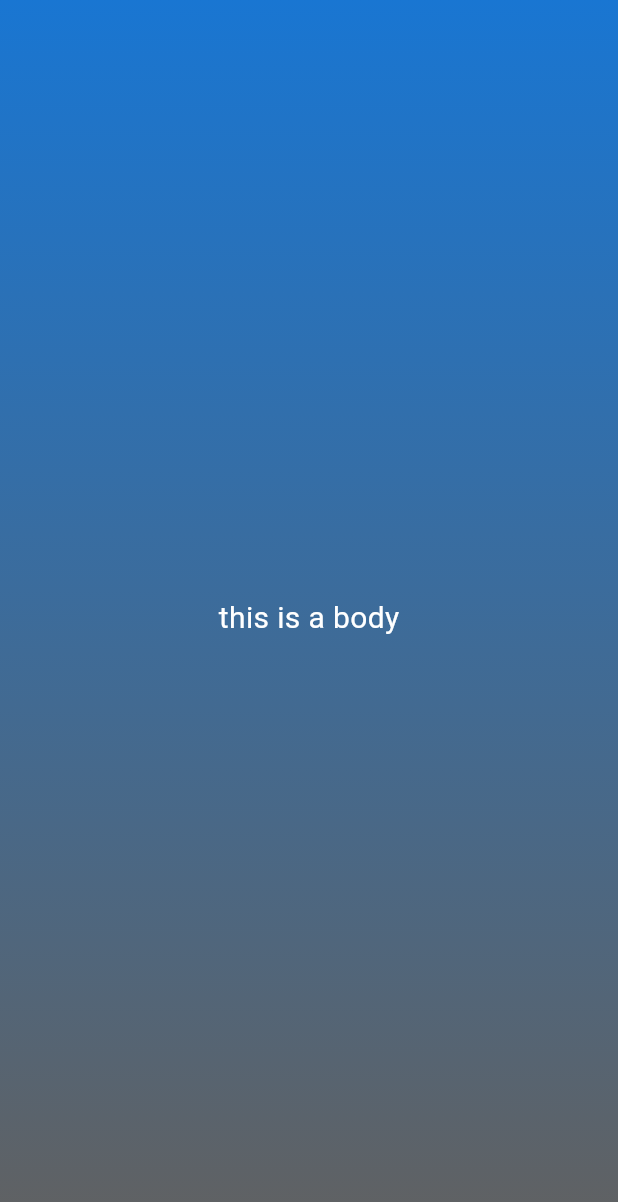
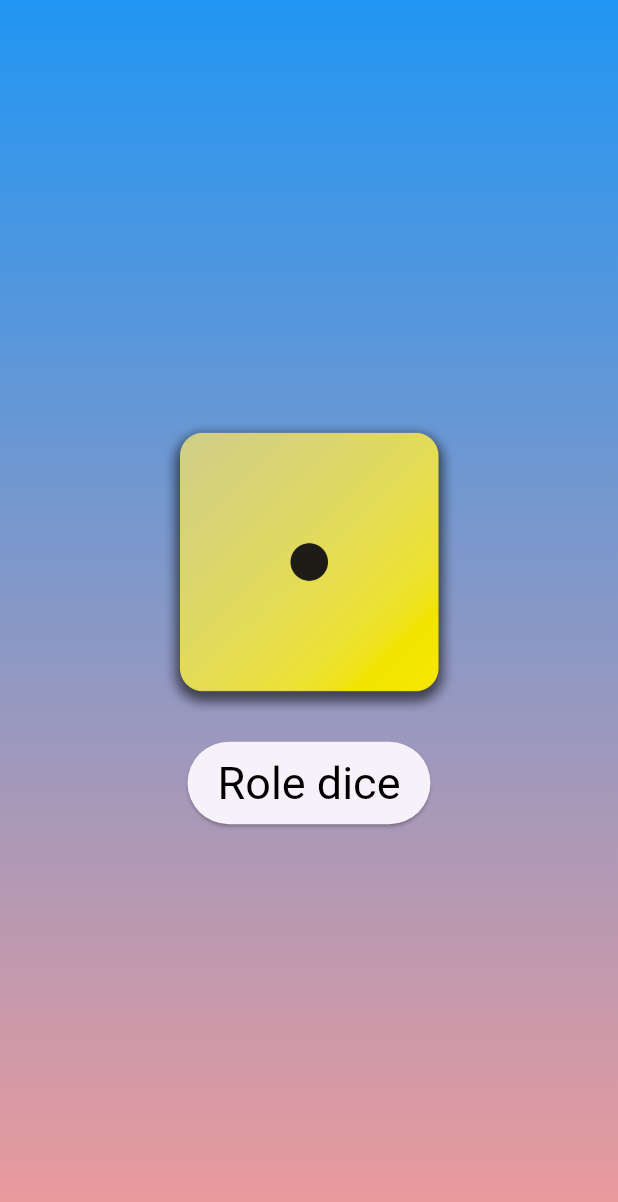
Before and after one commit to auza0002/Roll-dice-app-Flutter, a Flutter app: the screen it shows after launch, on a phone screen of 412 x 824 dp. Shown: the top 1202 px of the screen. Run offline on Flutter 3.47's test engine with Material 3 defaults, Android fonts, the phone set to English and light mode, and no system bars.

Commit message:
dice roll completed, add ful state and setState

```diff
--- /dev/null
+++ b/lib/dice_roller.dart
@@ -0,0 +1,46 @@
+import 'package:flutter/material.dart';
+import 'dart:math';
+
+class DiceRoller extends StatefulWidget {
+  const DiceRoller({super.key});
+
+  @override
+  State<DiceRoller> createState() => _DiceRollerState();
+}
+
+class _DiceRollerState extends State<DiceRoller> {
+  var activeDiceImage = "assets/images/dice-1.png";
+
+  void rollDice() {
+    var diceRoll = Random().nextInt(6) + 1;
+    setState(() {
+      activeDiceImage = "assets/images/dice-$diceRoll.png";
+    });
+  }
+
+  @override
+  Widget build(BuildContext context) {
+    return Column(
+      mainAxisSize: MainAxisSize.min,
+      children: [
+        Image.asset(
+          activeDiceImage,
+          width: 200,
+        ),
+        const SizedBox(
+          height: 20,
+        ),
+        ElevatedButton(
+          onPressed: rollDice,
+          style: TextButton.styleFrom(
+            padding:
+                const EdgeInsets.only(top: 10, bottom: 10, left: 20, right: 20),
+            foregroundColor: Colors.black,
+            textStyle: const TextStyle(fontSize: 30),
+          ),
+          child: const Text("Role dice"),
+        )
+      ],
+    );
+  }
+}
--- a/lib/gradient_container.dart
+++ b/lib/gradient_container.dart
@@ -1,26 +1,29 @@
 import 'package:flutter/material.dart';
+import 'package:roll_dice_app/dice_roller.dart';
 import 'package:roll_dice_app/text_style.dart';
 
-var startAlignment = Alignment.topCenter;
-var endAlignmet = Alignment.bottomCenter;
+Alignment? exampleVariable;
 
-// this valu con change in the furture, and if I have const at the main container
-// it means those values may change and flutter can not saves them.
+const startAlignment = Alignment.topCenter;
+const endAlignmet = Alignment.bottomCenter;
 
 class GradientContainer extends StatelessWidget {
-  const GradientContainer({super.key});
+  const GradientContainer(this.listOfColors, {super.key});
+  final List<Color> listOfColors;
 
   @override
   Widget build(BuildContext context) {
     return Container(
       decoration: BoxDecoration(
         gradient: LinearGradient(
-            begin: startAlignment,
-            end: endAlignmet,
-            colors: [Colors.blue.shade700, Colors.grey.shade700]),
+          begin: startAlignment,
+          end: endAlignmet,
+          colors: listOfColors,
+        ),
       ),
       child: const Center(
-        child: TextStyleWidget(),
+        // child: TextStyleWidget("passing values"),
+        child: DiceRoller(),
       ),
     );
   }
--- a/lib/main.dart
+++ b/lib/main.dart
@@ -9,10 +9,10 @@ import 'package:roll_dice_app/gradient_container.dart';
 //
 
 main() {
-  runApp(const MaterialApp(
+  runApp(MaterialApp(
     home: Scaffold(
       backgroundColor: Colors.blue,
-      body: GradientContainer(),
+      body: GradientContainer([Colors.blue.shade500, Colors.red.shade200]),
     ),
   ));
 }
--- a/lib/text_style.dart
+++ b/lib/text_style.dart
@@ -1,25 +1,18 @@
 import 'package:flutter/material.dart';
 
 class TextStyleWidget extends StatelessWidget {
-  const TextStyleWidget({super.key});
+  const TextStyleWidget(this.text, {super.key});
+
+  final String text;
 
   @override
   Widget build(BuildContext context) {
-    return const Text(
-      "this is a body",
-      style: TextStyle(
+    return Text(
+      text,
+      style: const TextStyle(
         color: Colors.white,
         fontSize: 20,
       ),
     );
   }
 }
-
-
-// Text(
-//       "this is a body",
-//       style: TextStyle(
-//         color: Colors.white,
-//         fontSize: 20,
-//       ),
-//     );
```
Also changed, not shown: pubspec.yaml (+9 -7 lines), assets/images/dice-1.png (added), assets/images/dice-2.png (added), assets/images/dice-3.png (added), assets/images/dice-4.png (added), assets/images/dice-5.png (added), assets/images/dice-6.png (added).
